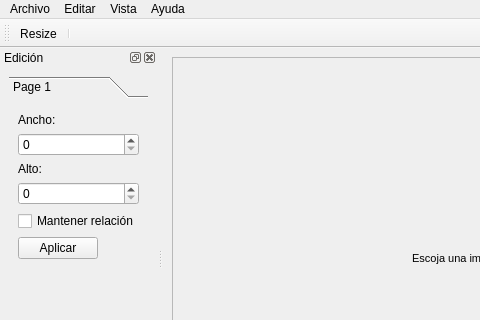
First picture: the form in gui2.ui, repository SergioAlexMx/Tratamiento_de_imagenes-Proyecto, before the edit; both pictures show x 0 to 480 and y 0 to 320 of the 1039 by 490 pixel window.
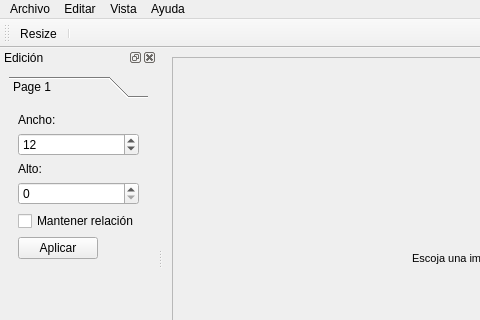
Second picture: the form after the edit.

Commit message: Ya quedo el image resize, pero necesito arreglar un problema grave logico

```diff
--- a/gui2.ui
+++ b/gui2.ui
@@ -227,7 +227,14 @@
           </widget>
          </item>
          <item row="1" column="0" colspan="2">
-          <widget class="QSpinBox" name="spinAncho"/>
+          <widget class="QSpinBox" name="spinAncho">
+           <property name="specialValueText">
+            <string/>
+           </property>
+           <property name="value">
+            <number>12</number>
+           </property>
+          </widget>
          </item>
          <item row="3" column="0" colspan="2">
           <widget class="QSpinBox" name="spinAlto"/>
```
The commit also changes 1 other file.
